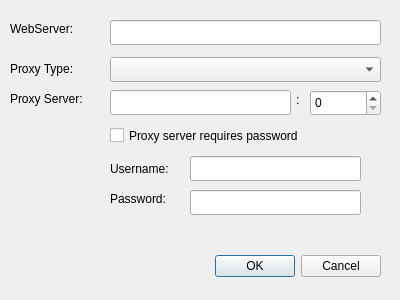
Qt form src/view/NetworkPreferenceDialog.ui (gnailegoac/rde_ygomi) before a commit.
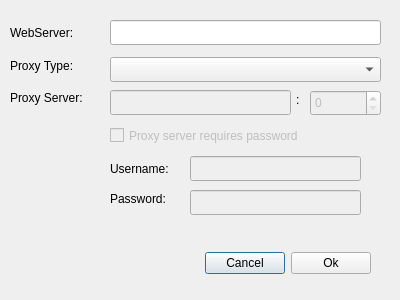
The same form after that commit.

Commit message: RDE-26 Enable/Disable username/passowrd editor according to credential check.

What changed in the file:
```diff
--- a/src/view/NetworkPreferenceDialog.ui
+++ b/src/view/NetworkPreferenceDialog.ui
@@ -13,61 +13,6 @@
   <property name="windowTitle">
    <string>Dialog</string>
   </property>
-  <widget class="QDialogButtonBox" name="buttonBox">
-   <property name="geometry">
-    <rect>
-     <x>40</x>
-     <y>250</y>
-     <width>341</width>
-     <height>32</height>
-    </rect>
-   </property>
-   <property name="orientation">
-    <enum>Qt::Horizontal</enum>
-   </property>
-   <property name="standardButtons">
-    <set>QDialogButtonBox::Cancel|QDialogButtonBox::Ok</set>
-   </property>
-  </widget>
-  <widget class="QLabel" name="label">
-   <property name="geometry">
-    <rect>
-     <x>10</x>
-     <y>20</y>
-     <width>91</width>
-     <height>17</height>
-    </rect>
-   </property>
-   <property name="text">
-    <string>WebServer:</string>
-   </property>
-  </widget>
-  <widget class="QLabel" name="label_2">
-   <property name="geometry">
-    <rect>
-     <x>10</x>
-     <y>60</y>
-     <width>81</width>
-     <height>17</height>
-    </rect>
-   </property>
-   <property name="text">
-    <string>Proxy Type:</string>
-   </property>
-  </widget>
-  <widget class="QLabel" name="label_3">
-   <property name="geometry">
-    <rect>
-     <x>10</x>
-     <y>90</y>
-     <width>91</width>
-     <height>17</height>
-    </rect>
-   </property>
-   <property name="text">
-    <string>Proxy Server:</string>
-   </property>
-  </widget>
   <widget class="QLineEdit" name="webServer">
    <property name="geometry">
     <rect>
@@ -89,6 +34,9 @@
    </property>
   </widget>
   <widget class="QLineEdit" name="proxyServer">
+   <property name="enabled">
+    <bool>false</bool>
+   </property>
    <property name="geometry">
     <rect>
      <x>110</x>
@@ -112,6 +60,9 @@
    </property>
   </widget>
   <widget class="QSpinBox" name="proxyPort">
+   <property name="enabled">
+    <bool>false</bool>
+   </property>
    <property name="geometry">
     <rect>
      <x>310</x>
@@ -120,8 +71,14 @@
      <height>26</height>
     </rect>
    </property>
+   <property name="maximum">
+    <number>65535</number>
+   </property>
   </widget>
   <widget class="QCheckBox" name="credential">
+   <property name="enabled">
+    <bool>false</bool>
+   </property>
    <property name="geometry">
     <rect>
      <x>110</x>
@@ -161,6 +118,9 @@
    </property>
   </widget>
   <widget class="QLineEdit" name="username">
+   <property name="enabled">
+    <bool>false</bool>
+   </property>
    <property name="geometry">
     <rect>
      <x>190</x>
@@ -171,6 +131,9 @@
    </property>
   </widget>
   <widget class="QLineEdit" name="password">
+   <property name="enabled">
+    <bool>false</bool>
+   </property>
    <property name="geometry">
     <rect>
      <x>190</x>
@@ -179,6 +142,81 @@
      <height>25</height>
     </rect>
    </property>
+   <property name="echoMode">
+    <enum>QLineEdit::Password</enum>
+   </property>
+  </widget>
+  <widget class="QWidget" name="layoutWidget">
+   <property name="geometry">
+    <rect>
+     <x>30</x>
+     <y>250</y>
+     <width>341</width>
+     <height>27</height>
+    </rect>
+   </property>
+   <layout class="QHBoxLayout" name="horizontalLayout">
+    <item>
+     <spacer name="horizontalSpacer">
+      <property name="orientation">
+       <enum>Qt::Horizontal</enum>
+      </property>
+      <property name="sizeHint" stdset="0">
+       <size>
+        <width>40</width>
+        <height>20</height>
+       </size>
+      </property>
+     </spacer>
+    </item>
+    <item>
+     <widget class="QPushButton" name="cancelBtn">
+      <property name="text">
+       <string>Cancel</string>
+      </property>
+     </widget>
+    </item>
+    <item>
+     <widget class="QPushButton" name="okBtn">
+      <property name="text">
+       <string>Ok</string>
+      </property>
+     </widget>
+    </item>
+   </layout>
+  </widget>
+  <widget class="QWidget" name="">
+   <property name="geometry">
+    <rect>
+     <x>10</x>
+     <y>20</y>
+     <width>92</width>
+     <height>91</height>
+    </rect>
+   </property>
+   <layout class="QVBoxLayout" name="verticalLayout">
+    <item>
+     <widget class="QLabel" name="label">
+      <property name="text">
+       <string>WebServer:</string>
+      </property>
+     </widget>
+    </item>
+    <item>
+     <widget class="QLabel" name="label_2">
+      <property name="text">
+       <string>Proxy Type:</string>
+      </property>
+     </widget>
+    </item>
+    <item>
+     <widget class="QLabel" name="label_3">
+      <property name="text">
+       <string>Proxy Server:</string>
+      </property>
+     </widget>
+    </item>
+   </layout>
   </widget>
  </widget>
  <resources/>
```
Left out of the diff: 35 changed lines with no effect on the pictures. The commit also changes 2 other files.
